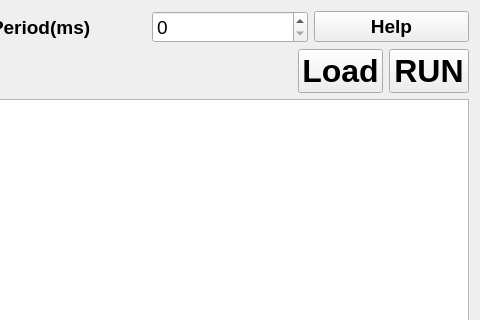
glocklueng/openecosys, file NetworkViewer/plugins/ScriptEngine/ScriptEngine.ui: the form before one commit; both pictures show x 505 to 985 and y 0 to 320 of the 985 by 585 pixel window.
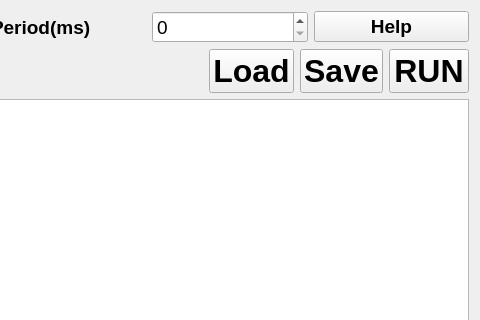
The form after the commit.

Commit message: added save script in Script Engine

```diff
--- a/NetworkViewer/plugins/ScriptEngine/ScriptEngine.ui
+++ b/NetworkViewer/plugins/ScriptEngine/ScriptEngine.ui
@@ -29,7 +29,7 @@
      <property name="orientation">
       <enum>Qt::Vertical</enum>
      </property>
-     <widget class="QWidget" name="">
+     <widget class="QWidget" name="layoutWidget">
       <layout class="QVBoxLayout" name="verticalLayout_2">
        <item>
         <layout class="QHBoxLayout" name="horizontalLayout">
@@ -142,6 +142,13 @@
            </property>
           </widget>
          </item>
+         <item>
+          <widget class="QPushButton" name="m_saveButton">
+           <property name="text">
+            <string>Save</string>
+           </property>
+          </widget>
+         </item>
          <item>
           <widget class="QPushButton" name="m_runButton">
            <property name="sizePolicy">
@@ -170,7 +177,7 @@
        </item>
       </layout>
      </widget>
-     <widget class="QWidget" name="">
+     <widget class="QWidget" name="layoutWidget">
       <layout class="QVBoxLayout" name="verticalLayout">
        <item>
         <widget class="QLabel" name="label_2">
```
The commit also changes 2 other files.
